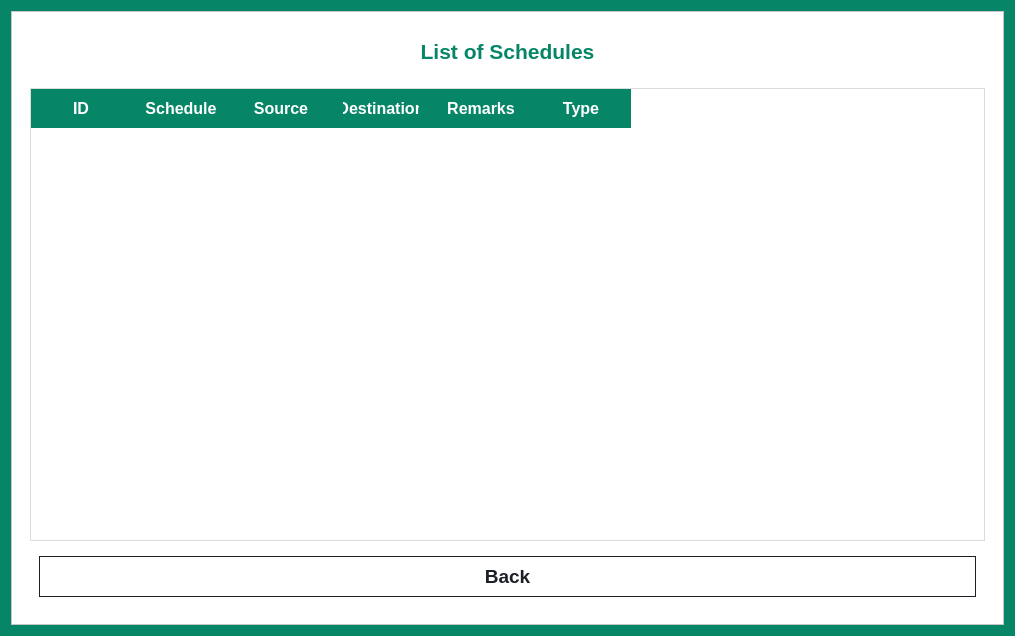
The window that src/gui/dialog/list_schedules_dialog.ui (HPE-Backup-and-Recovery-System/ResilioZ) describes before a commit, drawn with Qt 5.
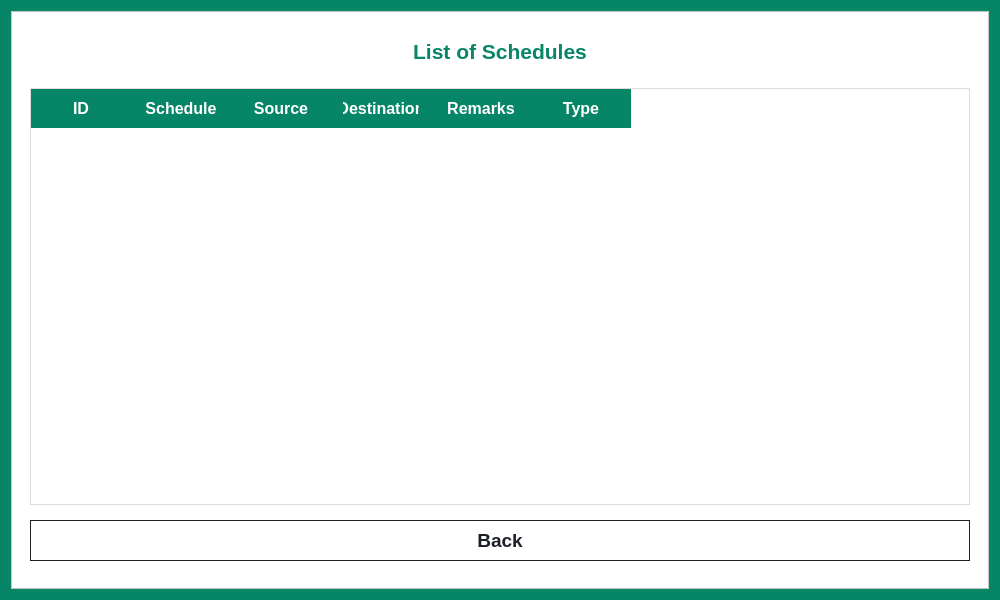
The same window after the commit.

What changed in the file:
```diff
--- a/src/gui/dialog/list_schedules_dialog.ui
+++ b/src/gui/dialog/list_schedules_dialog.ui
@@ -6,8 +6,8 @@
    <rect>
     <x>0</x>
     <y>0</y>
-    <width>1015</width>
-    <height>636</height>
+    <width>1000</width>
+    <height>600</height>
    </rect>
   </property>
   <property name="windowTitle">
@@ -272,6 +272,12 @@
             <enum>QFrame::Raised</enum>
            </property>
            <layout class="QHBoxLayout" name="horizontalLayout_3">
+            <property name="leftMargin">
+             <number>0</number>
+            </property>
+            <property name="rightMargin">
+             <number>0</number>
+            </property>
             <item>
              <widget class="QPushButton" name="backButton">
               <property name="enabled">
```
